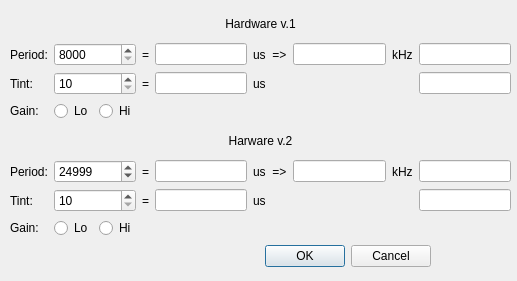
jutaho/daq_scifi, file 2025_v2/dialogtriggersettings.ui: the form before one commit.
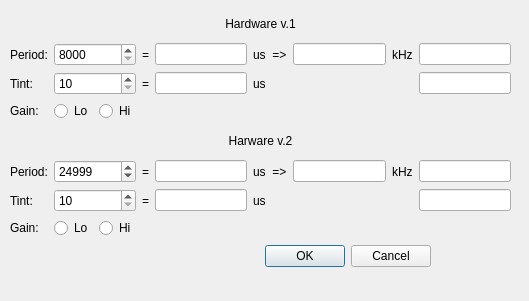
The form after the commit.

```diff
--- a/2025_v2/dialogtriggersettings.ui
+++ b/2025_v2/dialogtriggersettings.ui
@@ -6,8 +6,8 @@
    <rect>
     <x>0</x>
     <y>0</y>
-    <width>517</width>
-    <height>281</height>
+    <width>529</width>
+    <height>301</height>
    </rect>
   </property>
   <property name="windowTitle">
```
